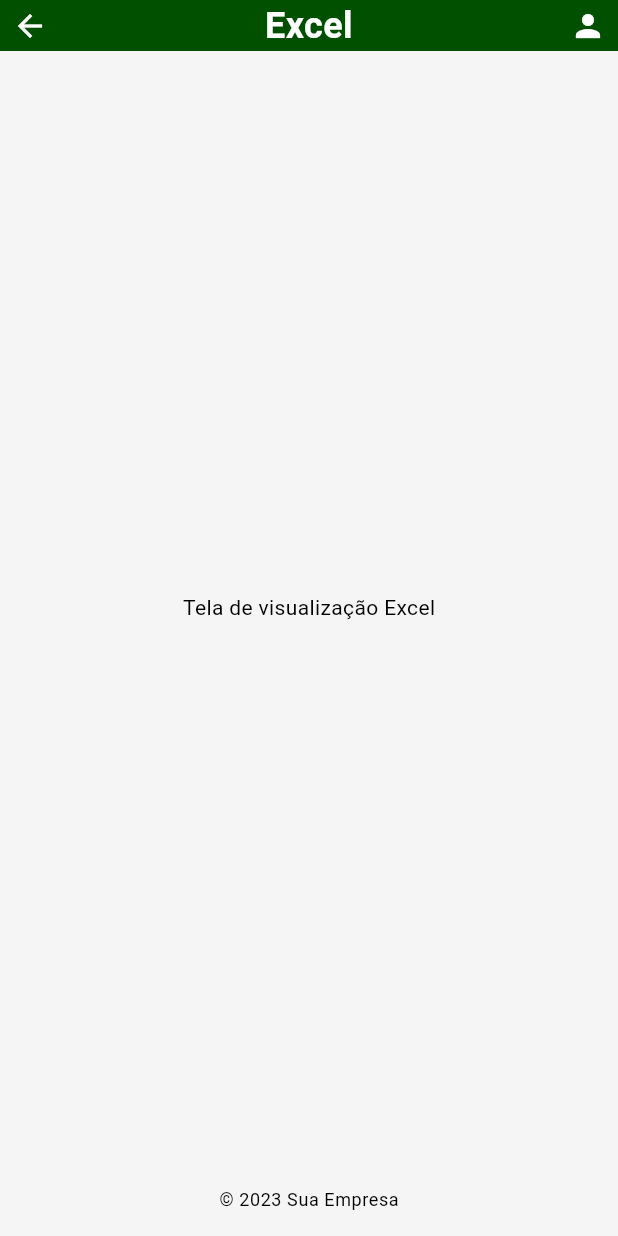
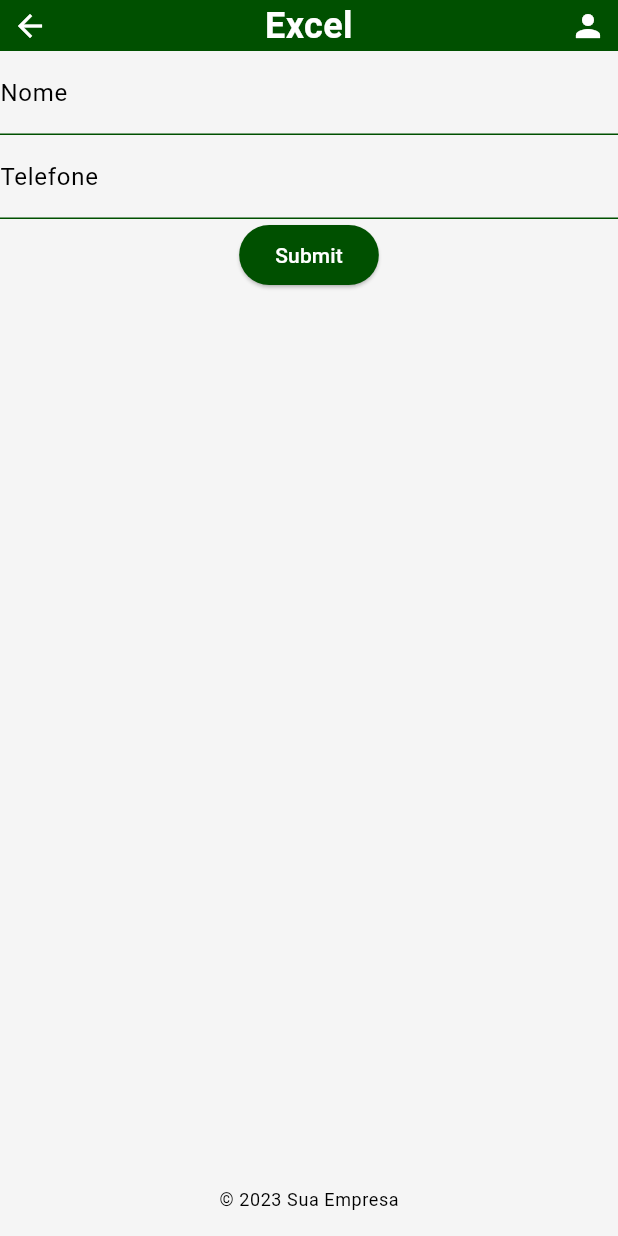
Before and after one commit to vcpersike/app-flutter-estudos, a Flutter app: the ExcelPage screen opened by its route, on a phone screen of 412 x 824 dp. Run offline on Flutter 3.47's test engine with Material 3 defaults, Android fonts, the phone set to English and light mode, and no system bars; our stand-ins replace fl_chart, image_picker.

Commit message:
ajustes dos fomrulários dinâmicos

```diff
--- /dev/null
+++ b/lib/components/forms_component.dart
@@ -0,0 +1,120 @@
+import 'package:estudos/models/form_fiel_data.dart';
+import 'package:flutter/material.dart';
+import 'package:flutter/services.dart';
+
+class DynamicFormComponent extends StatefulWidget {
+  final List<String>? includeFields;
+  final Function(Map<String, String>) onFormSubmit;
+
+  const DynamicFormComponent({
+    Key? key,
+    this.includeFields,
+    required this.onFormSubmit,
+  }) : super(key: key);
+
+  @override
+  _DynamicFormComponentState createState() => _DynamicFormComponentState();
+}
+
+class _DynamicFormComponentState extends State<DynamicFormComponent> {
+  final _formKey = GlobalKey<FormState>();
+  List<FormFieldData> _fields = [];
+
+  @override
+  void initState() {
+    super.initState();
+    _initializeFields();
+  }
+
+  void _initializeFields() {
+    _fields = createFormFields(includeFields: widget.includeFields);
+  }
+
+  void _submitForm() {
+    if (_formKey.currentState!.validate()) {
+      Map<String, String> formData = {};
+      for (FormFieldData field in _fields) {
+        formData[field.label] = field.controller.text;
+      }
+
+      widget.onFormSubmit(formData);
+    }
+  }
+
+  @override
+  Widget build(BuildContext context) {
+    return Form(
+      key: _formKey,
+      child: Column(
+        children: [
+          ..._fields.map((field) => TextFormField(
+                controller: field.controller,
+                decoration: InputDecoration(labelText: field.label),
+                keyboardType: field.keyboardType,
+                validator: field.validator,
+                maxLength: field.maxLength,
+                maxLines: field.maxLines,
+              )),
+          ElevatedButton(
+            onPressed: _submitForm,
+            child: Text('Submit'),
+          ),
+        ],
+      ),
+    );
+  }
+}
+
+List<FormFieldData> createFormFields({List<String>? includeFields}) {
+  List<FormFieldData> allFields = [
+    FormFieldData(
+      controller: TextEditingController(),
+      label: "Nome",
+      validator: (value) =>
+          value != null && value.isNotEmpty ? null : 'Nome é obrigatório',
+    ),
+    FormFieldData(
+      controller: TextEditingController(),
+      label: "Email",
+      keyboardType: TextInputType.emailAddress,
+      validator: (value) {
+        if (value == null || value.isEmpty) return 'Email é obrigatório';
+        if (!value.contains('@')) return 'Insira um email válido';
+        return null;
+      },
+    ),
+    FormFieldData(
+      controller: TextEditingController(),
+      label: "CPF",
+      keyboardType: TextInputType.number,
+      validator: (value) => value != null && value.length == 11
+          ? null
+          : 'CPF deve ter 11 dígitos',
+    ),
+    FormFieldData(
+      controller: TextEditingController(),
+      label: "Telefone",
+      keyboardType: TextInputType.phone,
+      validator: (value) =>
+          value != null && value.isNotEmpty ? null : 'Telefone é obrigatório',
+    ),
+    FormFieldData(
+      controller: TextEditingController(),
+      label: "Descrição",
+      maxLength: 700,
+      maxLines: null,
+      keyboardType: TextInputType.multiline,
+      validator: (value) =>
+          value != null && value.isNotEmpty ? null : 'Descrição é obrigatória',
+    ),
+    // Adicione outros campos aqui conforme necessário...
+  ];
+
+  if (includeFields == null || includeFields.isEmpty) {
+    return allFields;
+  }
+
+  return allFields
+      .where((field) => includeFields.contains(field.label))
+      .toList();
+}
--- /dev/null
+++ b/lib/models/form_fiel_data.dart
@@ -0,0 +1,19 @@
+import 'package:flutter/material.dart';
+
+class FormFieldData {
+  final TextEditingController controller;
+  final String label;
+  final TextInputType keyboardType;
+  final String? Function(String?) validator;
+  final int? maxLength;
+  final int? maxLines;
+
+  FormFieldData({
+    required this.controller,
+    required this.label,
+    this.keyboardType = TextInputType.text,
+    required this.validator,
+    this.maxLength,
+    this.maxLines,
+  });
+}
--- a/lib/views/excel/excel_page.dart
+++ b/lib/views/excel/excel_page.dart
@@ -1,6 +1,8 @@
+import 'package:estudos/components/forms_component.dart';
 import 'package:estudos/components/footer.dart';
 import 'package:estudos/components/header.dart';
 import 'package:flutter/material.dart';
+import 'package:flutter/services.dart';
 
 class ExcelPage extends StatelessWidget {
   @override
@@ -9,17 +11,17 @@ class ExcelPage extends StatelessWidget {
       body: Column(
         children: [
           SafeArea(
-              child: Padding(
-                padding: EdgeInsets.zero,
-                child: Header(title: 'Excel',
-                onBack: () => Navigator.pop(context),
-                onAvatarTap: () => Navigator.pushNamed(context, '/perfil'),
-                ),
-              ),
+            child: Header(
+              title: 'Excel',
+              onBack: () => Navigator.pop(context),
             ),
+          ),
           Expanded(
-            child: Center(
-              child: Text('Tela de visualização Excel'),
+            child: DynamicFormComponent(
+              includeFields: ['Nome', 'Telefone'],
+              onFormSubmit: (Map<String, String> formData) {
+                print("Formulário submetido com os seguintes dados: $formData");
+              },
             ),
           ),
           Footer(),
```
Also changed, not shown: lib/services/authentication_service.dart (+41 -32 lines), lib/views/pdf/pdf_page.dart (+11 -9 lines).
